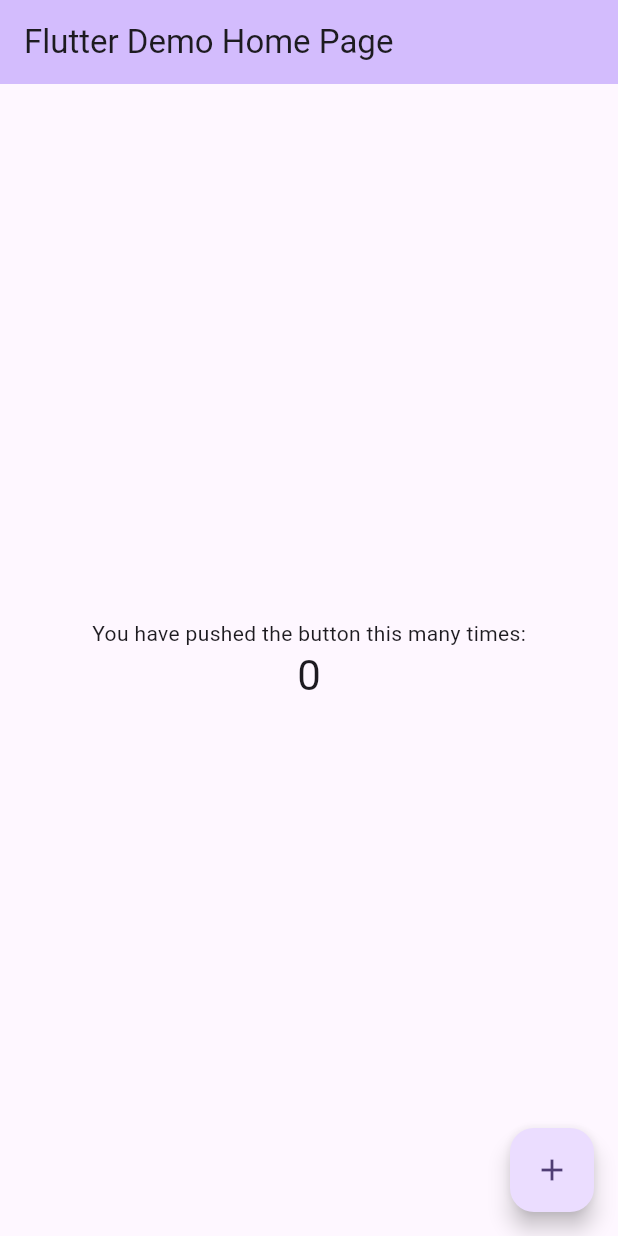
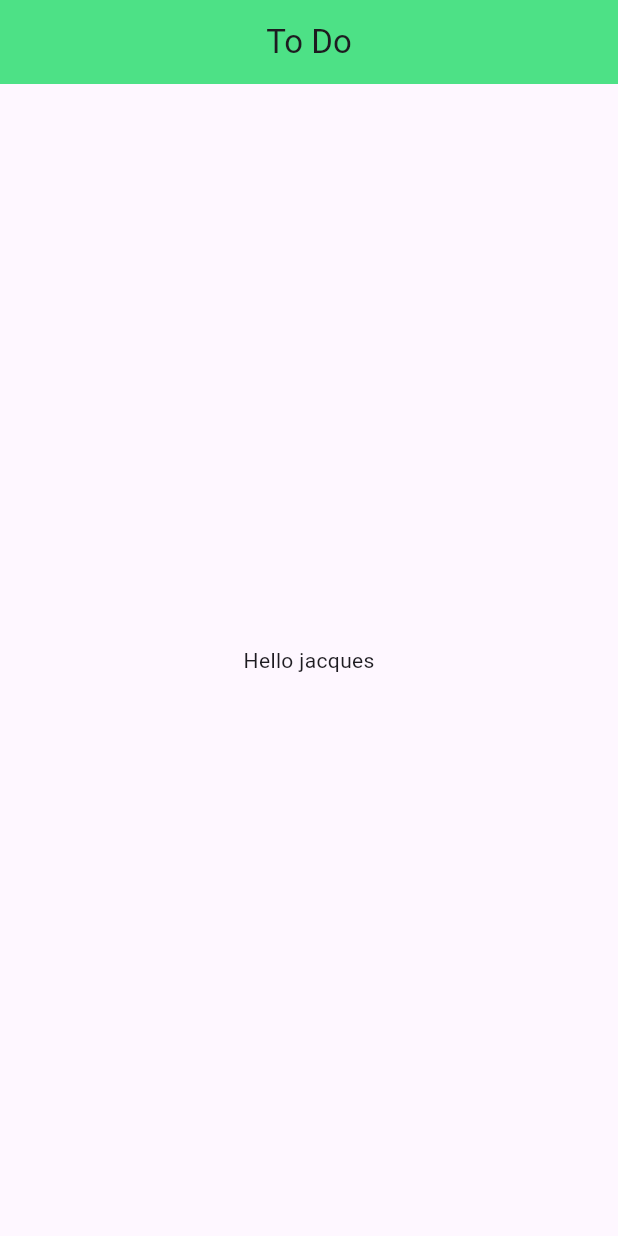
Before and after one commit to sikatenda/ToDoApp_Flutter, a Flutter app: the screen it shows after launch, on a phone screen of 412 x 824 dp. Run offline on Flutter 3.47's test engine with Material 3 defaults, Android fonts, the phone set to English and light mode, and no system bars.

Commit message:
hot reload

```diff
--- a/ToDo/app1/lib/main.dart
+++ b/ToDo/app1/lib/main.dart
@@ -1,125 +1,24 @@
 import 'package:flutter/material.dart';
 
 void main() {
-  runApp(const MyApp());
+  runApp(const MyWidget());
 }
 
-class MyApp extends StatelessWidget {
-  const MyApp({super.key});
+class MyWidget extends StatelessWidget {
+  const MyWidget({super.key});
 
-  // This widget is the root of your application.
   @override
   Widget build(BuildContext context) {
     return MaterialApp(
-      title: 'Flutter Demo',
-      theme: ThemeData(
-        // This is the theme of your application.
-        //
-        // TRY THIS: Try running your application with "flutter run". You'll see
-        // the application has a purple toolbar. Then, without quitting the app,
-        // try changing the seedColor in the colorScheme below to Colors.green
-        // and then invoke "hot reload" (save your changes or press the "hot
-        // reload" button in a Flutter-supported IDE, or press "r" if you used
-        // the command line to start the app).
-        //
-        // Notice that the counter didn't reset back to zero; the application
-        // state is not lost during the reload. To reset the state, use hot
-        // restart instead.
-        //
-        // This works for code too, not just values: Most code changes can be
-        // tested with just a hot reload.
-        colorScheme: ColorScheme.fromSeed(seedColor: Colors.deepPurple),
-        useMaterial3: true,
-      ),
-      home: const MyHomePage(title: 'Flutter Demo Home Page'),
-    );
+        home: Scaffold(
+            appBar: AppBar(
+              title: const Center(
+                child: Text("To Do"),
+              ),
+              backgroundColor: const Color.fromARGB(255, 77, 225, 134),
+            ),
+            body: const Center(
+              child: Text("Hello jacques"),
+            )));
   }
 }
-
-class MyHomePage extends StatefulWidget {
-  const MyHomePage({super.key, required this.title});
-
-  // This widget is the home page of your application. It is stateful, meaning
-  // that it has a State object (defined below) that contains fields that affect
-  // how it looks.
-
-  // This class is the configuration for the state. It holds the values (in this
-  // case the title) provided by the parent (in this case the App widget) and
-  // used by the build method of the State. Fields in a Widget subclass are
-  // always marked "final".
-
-  final String title;
-
-  @override
-  State<MyHomePage> createState() => _MyHomePageState();
-}
-
-class _MyHomePageState extends State<MyHomePage> {
-  int _counter = 0;
-
-  void _incrementCounter() {
-    setState(() {
-      // This call to setState tells the Flutter framework that something has
-      // changed in this State, which causes it to rerun the build method below
-      // so that the display can reflect the updated values. If we changed
-      // _counter without calling setState(), then the build method would not be
-      // called again, and so nothing would appear to happen.
-      _counter++;
-    });
-  }
-
-  @override
-  Widget build(BuildContext context) {
-    // This method is rerun every time setState is called, for instance as done
-    // by the _incrementCounter method above.
-    //
-    // The Flutter framework has been optimized to make rerunning build methods
-    // fast, so that you can just rebuild anything that needs updating rather
-    // than having to individually change instances of widgets.
-    return Scaffold(
-      appBar: AppBar(
-        // TRY THIS: Try changing the color here to a specific color (to
-        // Colors.amber, perhaps?) and trigger a hot reload to see the AppBar
-        // change color while the other colors stay the same.
-        backgroundColor: Theme.of(context).colorScheme.inversePrimary,
-        // Here we take the value from the MyHomePage object that was created by
-        // the App.build method, and use it to set our appbar title.
-        title: Text(widget.title),
-      ),
-      body: Center(
-        // Center is a layout widget. It takes a single child and positions it
-        // in the middle of the parent.
-        child: Column(
-          // Column is also a layout widget. It takes a list of children and
-          // arranges them vertically. By default, it sizes itself to fit its
-          // children horizontally, and tries to be as tall as its parent.
-          //
-          // Column has various properties to control how it sizes itself and
-          // how it positions its children. Here we use mainAxisAlignment to
-          // center the children vertically; the main axis here is the vertical
-          // axis because Columns are vertical (the cross axis would be
-          // horizontal).
-          //
-          // TRY THIS: Invoke "debug painting" (choose the "Toggle Debug Paint"
-          // action in the IDE, or press "p" in the console), to see the
-          // wireframe for each widget.
-          mainAxisAlignment: MainAxisAlignment.center,
-          children: <Widget>[
-            const Text(
-              'You have pushed the button this many times:',
-            ),
-            Text(
-              '$_counter',
-              style: Theme.of(context).textTheme.headlineMedium,
-            ),
-          ],
-        ),
-      ),
-      floatingActionButton: FloatingActionButton(
-        onPressed: _incrementCounter,
-        tooltip: 'Increment',
-        child: const Icon(Icons.add),
-      ), // This trailing comma makes auto-formatting nicer for build methods.
-    );
-  }
-}
```
